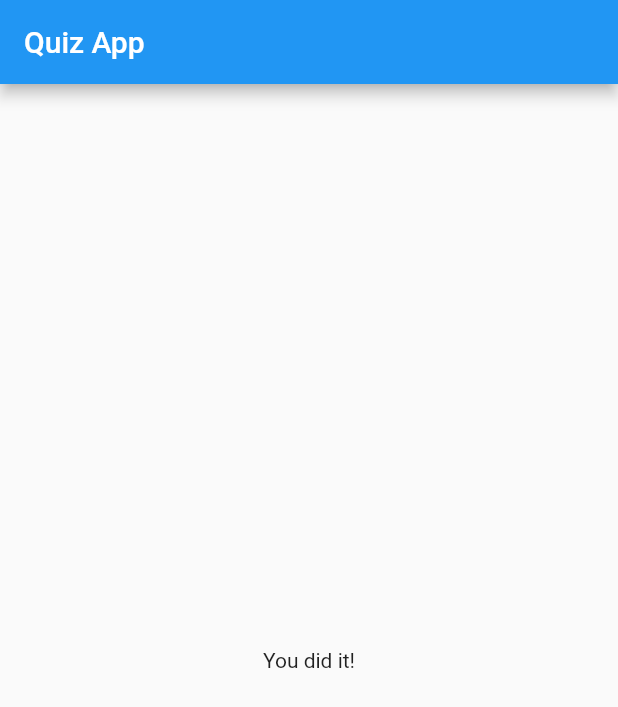
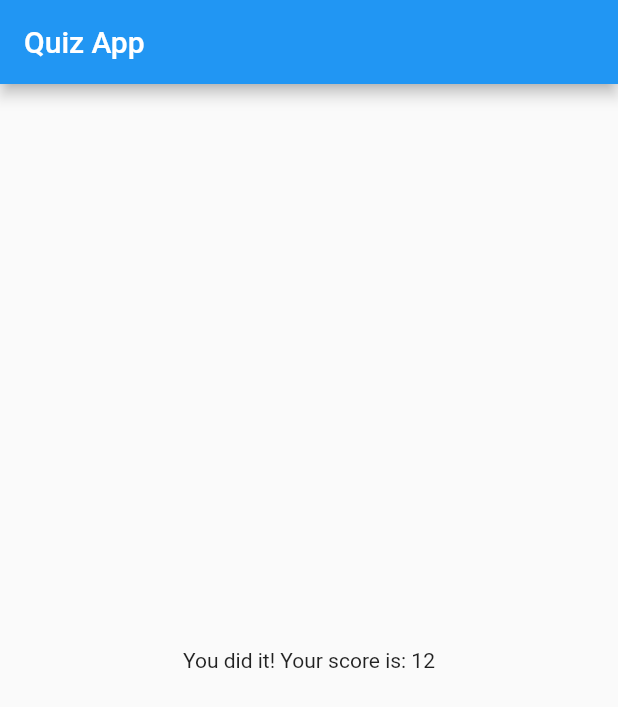
Before and after one commit to sahina/flutter_quiz, a Flutter app: the screen it shows after launch, after a tap on "blue", after a tap on "pasta", on a phone screen of 412 x 824 dp. Shown: the top 707 px of the screen. Run offline on Flutter 3.47's test engine with Material 2 defaults, Android fonts, the phone set to English and light mode, and no system bars.

Commit message:
added score to answers

```diff
--- a/lib/main.dart
+++ b/lib/main.dart
@@ -16,25 +16,28 @@ class _MyAppState extends State<MyApp> {
     {
       "text": "What is your favorite color?",
       "answers": [
-        "blue",
-        "green",
-        "red",
-        "blue",
+        {"text": "blue", "score": 6},
+        {"text": "green", "score": 3},
+        {"text": "red", "score": 3},
+        {"text": "white", "score": 1},
       ]
     },
     {
       "text": "What is your fav food?",
       "answers": [
-        "tacos",
-        "pasta",
-        "bbq",
-        "sandwich",
+        {"text": "tacos", "score": 6},
+        {"text": "pasta", "score": 6},
+        {"text": "bbq", "score": 6},
+        {"text": "sandwich", "score": 6},
       ]
     },
   ];
   var _questionIndex = 0;
+  var _totalScore = 0;
 
-  void _answerQuestion() {
+  void _answerQuestion(int score) {
+    _totalScore += score;
+
     setState(() {
       _questionIndex += 1;
     });
@@ -54,7 +57,7 @@ class _MyAppState extends State<MyApp> {
                 questions: _questions,
                 answerQuestion: _answerQuestion,
                 questionIndex: _questionIndex)
-            : Result(),
+            : Result(_totalScore),
       ),
     );
   }
--- a/lib/quiz.dart
+++ b/lib/quiz.dart
@@ -7,19 +7,23 @@ class Quiz extends StatelessWidget {
   final List<Map<String, Object>> questions;
   final Function answerQuestion;
 
-  Quiz(
-      {@required this.questions,
-      @required this.answerQuestion,
-      @required this.questionIndex});
+  Quiz({
+    @required this.questions,
+    @required this.answerQuestion,
+    @required this.questionIndex,
+  });
 
   @override
   Widget build(BuildContext context) {
-    // TODO: implement build
     return Column(
       children: <Widget>[
         Question(questions[questionIndex]["text"]),
-        ...(questions[questionIndex]["answers"] as List<String>).map((answer) {
-          return Answer(answerQuestion, answer);
+        ...(questions[questionIndex]["answers"] as List<Map<String, Object>>)
+            .map((answer) {
+          return Answer(
+            () => {answerQuestion(answer["score"])},
+            answer["text"],
+          );
         }).toList(),
       ],
     );
--- a/lib/result.dart
+++ b/lib/result.dart
@@ -1,10 +1,14 @@
 import 'package:flutter/material.dart';
 
 class Result extends StatelessWidget {
+  final _score;
+
+  Result(this._score);
+
   @override
   Widget build(BuildContext context) {
     return Center(
-      child: Text("You did it!"),
+      child: Text("You did it! Your score is: $_score"),
     );
   }
 }
```
Also changed, not shown: 1 other file.
